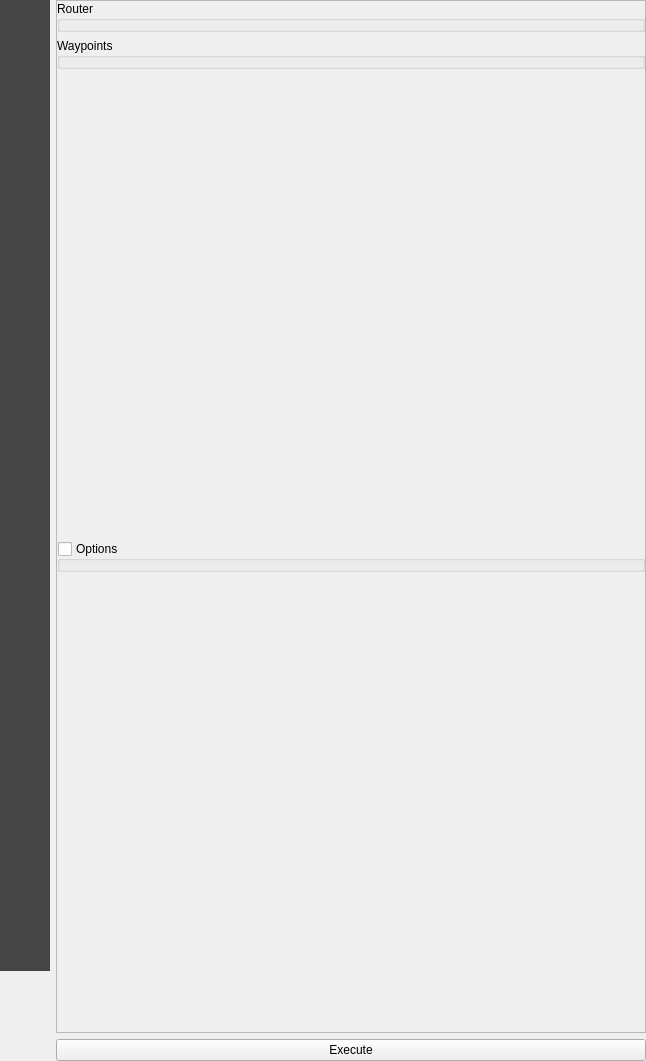
Qt form valhalla/resources/ui/widget_routing_dock.ui (routing-earth/network-analyst-qgis-plugin) before a commit.
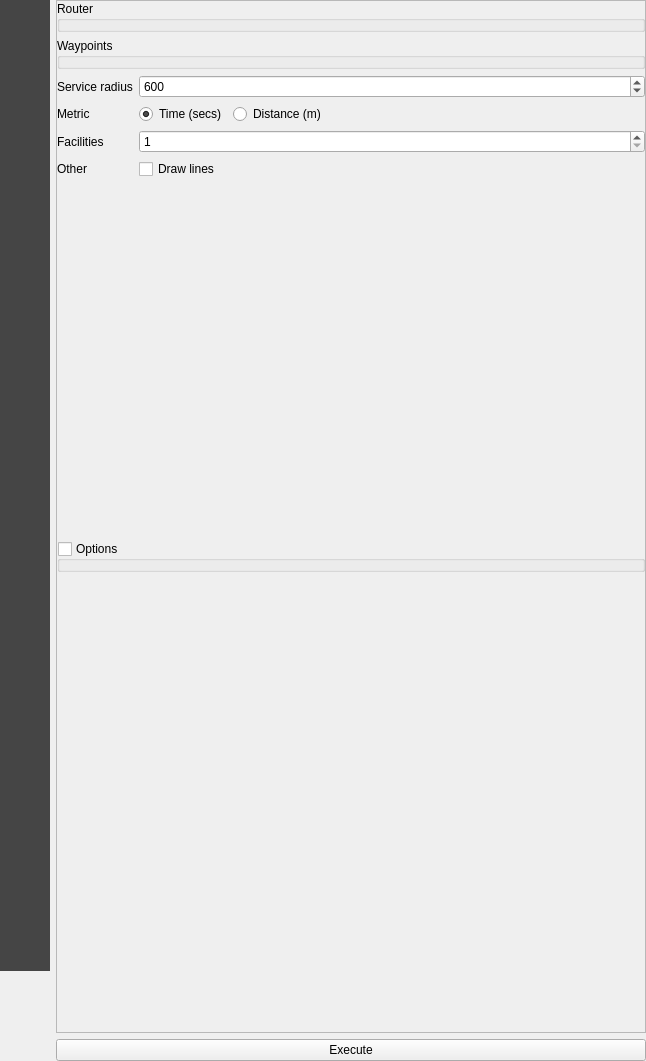
The same form after that commit. The open tabs and pages were chosen to show the change. Icons and pictures are not drawn. Custom widgets are drawn as their Qt base class.

Commit message: wire the UI to the spopt algos

Diff of the .ui file:
```diff
--- a/valhalla/resources/ui/widget_routing_dock.ui
+++ b/valhalla/resources/ui/widget_routing_dock.ui
@@ -675,6 +675,129 @@
                <widget class="QWidget" name="ui_valhalla_elevation_params"/>
                <widget class="QWidget" name="ui_osrm_directions_params"/>
                <widget class="QWidget" name="ui_osrm_matrix_params"/>
+               <widget class="QWidget" name="ui_spopt_params">
+                <layout class="QFormLayout" name="formLayout_spopt">
+                 <property name="leftMargin">
+                  <number>0</number>
+                 </property>
+                 <property name="topMargin">
+                  <number>0</number>
+                 </property>
+                 <property name="rightMargin">
+                  <number>0</number>
+                 </property>
+                 <property name="bottomMargin">
+                  <number>0</number>
+                 </property>
+                 <item row="0" column="0">
+                  <widget class="QLabel" name="ui_spopt_radius_label">
+                   <property name="toolTip">
+                    <string>A demand point is covered by a facility within this radius, in the unit of the metric</string>
+                   </property>
+                   <property name="text">
+                    <string>Service radius</string>
+                   </property>
+                  </widget>
+                 </item>
+                 <item row="0" column="1">
+                  <widget class="QgsDoubleSpinBox" name="ui_spopt_radius">
+                   <property name="toolTip">
+                    <string>A demand point is covered by a facility within this radius, in the unit of the metric</string>
+                   </property>
+                   <property name="decimals">
+                    <number>0</number>
+                   </property>
+                   <property name="maximum">
+                    <double>10000000.000000000000000</double>
+                   </property>
+                   <property name="value">
+                    <double>600.000000000000000</double>
+                   </property>
+                  </widget>
+                 </item>
+                 <item row="1" column="0">
+                  <widget class="QLabel" name="ui_spopt_metric_label">
+                   <property name="text">
+                    <string>Metric</string>
+                   </property>
+                  </widget>
+                 </item>
+                 <item row="1" column="1">
+                  <layout class="QHBoxLayout" name="horizontalLayout_spopt_metric">
+                   <item>
+                    <widget class="QRadioButton" name="ui_spopt_duration">
+                     <property name="text">
+                      <string>Time (secs)</string>
+                     </property>
+                     <property name="checked">
+                      <bool>true</bool>
+                     </property>
+                    </widget>
+                   </item>
+                   <item>
+                    <widget class="QRadioButton" name="ui_spopt_distance">
+                     <property name="text">
+                      <string>Distance (m)</string>
+                     </property>
+                    </widget>
+                   </item>
+                   <item>
+                    <spacer name="horizontalSpacer_spopt">
+                     <property name="orientation">
+                      <enum>Qt::Orientation::Horizontal</enum>
+                     </property>
+                     <property name="sizeHint" stdset="0">
+                      <size>
+                       <width>40</width>
+                       <height>20</height>
+                      </size>
+                     </property>
+                    </spacer>
+                   </item>
+                  </layout>
+                 </item>
+                 <item row="2" column="0">
+                  <widget class="QLabel" name="ui_spopt_n_fac_label">
+                   <property name="toolTip">
+                    <string>How many of the candidate facilities to site</string>
+                   </property>
+                   <property name="text">
+                    <string>Facilities</string>
+                   </property>
+                  </widget>
+                 </item>
+                 <item row="2" column="1">
+                  <widget class="QgsSpinBox" name="ui_spopt_n_fac">
+                   <property name="toolTip">
+                    <string>How many of the candidate facilities to site</string>
+                   </property>
+                   <property name="minimum">
+                    <number>1</number>
+                   </property>
+                   <property name="maximum">
+                    <number>100000</number>
+                   </property>
+                  </widget>
+                 </item>
+                 <item row="3" column="0">
+                  <widget class="QLabel" name="ui_spopt_lines_label">
+                   <property name="text">
+                    <string>Other</string>
+                   </property>
+                  </widget>
+                 </item>
+                 <item row="3" column="1">
+                  <widget class="QCheckBox" name="ui_spopt_lines">
+                   <property name="toolTip">
+                    <string>Draw the demand points as lines to the facility covering them</string>
+                   </property>
+                   <property name="text">
+                    <string>Draw lines</string>
+                   </property>
+                  </widget>
+                 </item>
+                </layout>
+               </widget>
               </widget>
              </item>
              <item>
```
Left out of the diff: 56 changed lines with no effect on the pictures. The commit also changes 14 other files.
